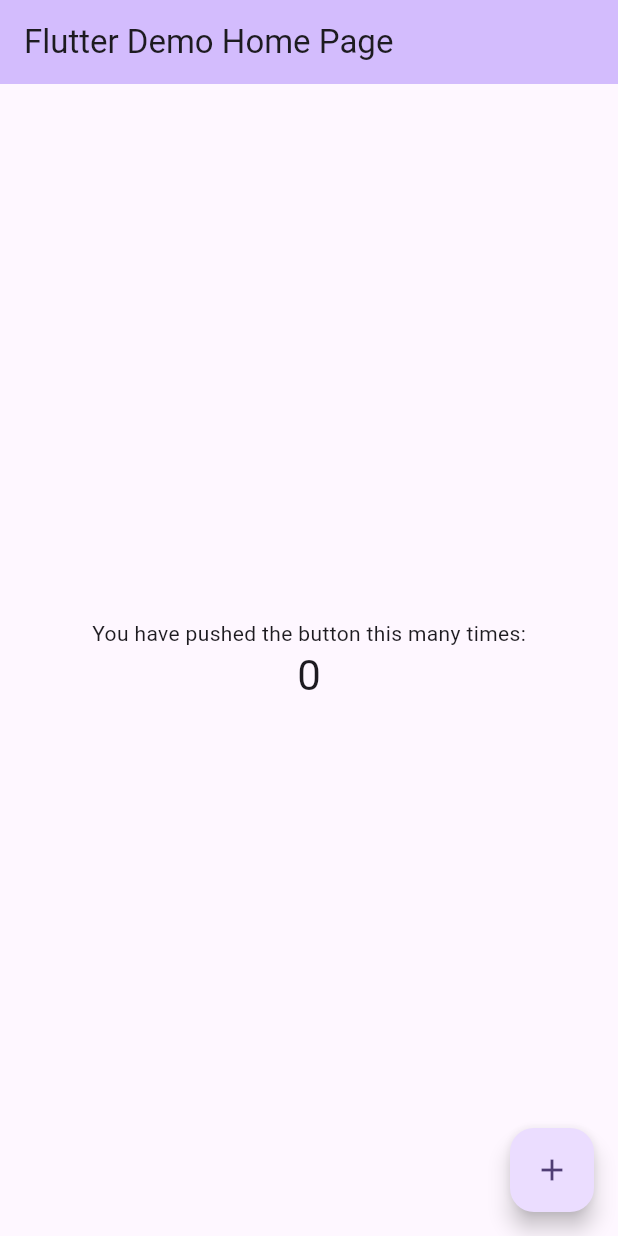
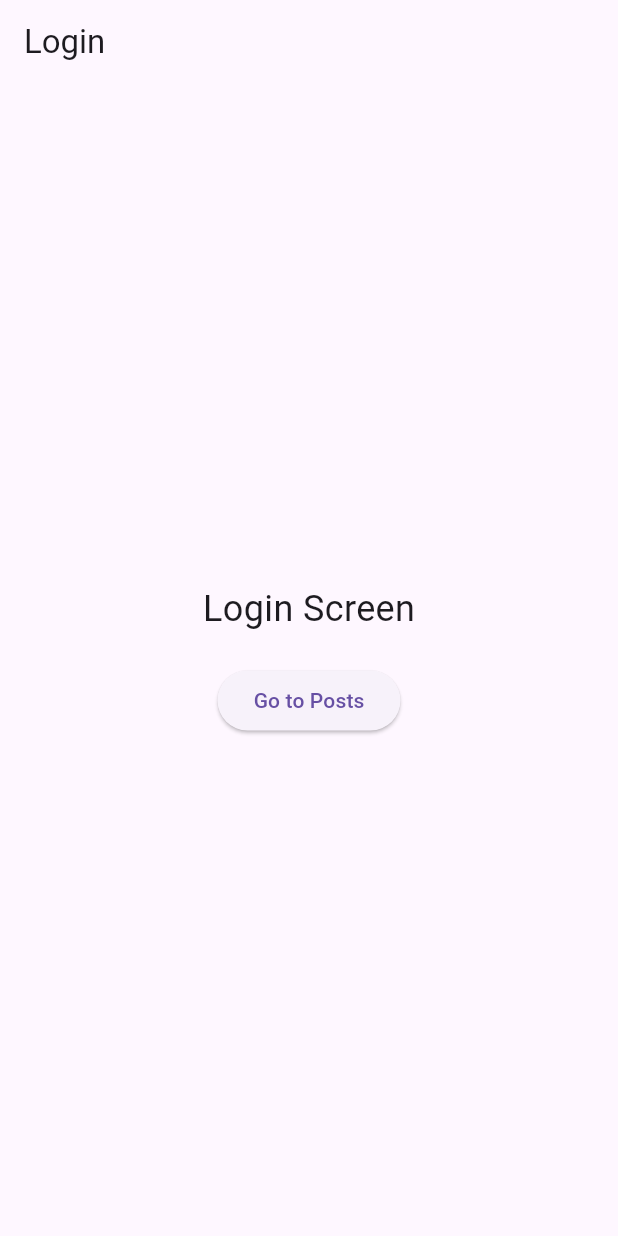
Before and after one commit to angelODev26/prueba-tecnica-flutter, a Flutter app: the screen it shows after launch, on a phone screen of 412 x 824 dp. Run offline on Flutter 3.47's test engine with Material 3 defaults, Android fonts, the phone set to English and light mode, and no system bars; our stand-ins replace flutter_dotenv, get, hive, hive_flutter; accounts and stored records are empty.

Commit message:
feat: Add API service and models for post management
- Implemented ApiService for fetching posts and post details with error handling.
- Created PostModel for representing post data with Hive serialization.
- Added local storage service for caching posts.
- Developed views for authentication, posts list, and post details.
- Introduced plugin registrant for platform-specific functionality.
- Updated build runner and Dart SDK dependencies.

```diff
--- /dev/null
+++ b/lib/features/auth/views/auth_view.dart
@@ -0,0 +1,33 @@
+import 'package:flutter/material.dart';
+import 'package:get/get.dart';
+
+class AuthView extends StatelessWidget {
+  final bool isLogin;
+
+  const AuthView({super.key, this.isLogin = true});
+
+  @override
+  Widget build(BuildContext context) {
+    return Scaffold(
+      appBar: AppBar(
+        title: Text(isLogin ? 'Login' : 'Register'),
+      ),
+      body: Center(
+        child: Column(
+          mainAxisAlignment: MainAxisAlignment.center,
+          children: [
+            Text(
+              isLogin ? 'Login Screen' : 'Register Screen',
+              style: const TextStyle(fontSize: 24),
+            ),
+            const SizedBox(height: 20),
+            ElevatedButton(
+              onPressed: () => Get.offAllNamed('/posts'),
+              child: const Text('Go to Posts'),
+            ),
+          ],
+        ),
+      ),
+    );
+  }
+}
--- a/lib/main.dart
+++ b/lib/main.dart
@@ -1,125 +1,47 @@
 import 'package:flutter/material.dart';
+import 'package:get/get.dart';
+import 'package:flutter_dotenv/flutter_dotenv.dart';
+import 'package:hive_flutter/hive_flutter.dart';
+import 'routes/app_pages.dart';
 
-void main() {
+Future<void> main() async {
+  // 1. Inicializar binding de Flutter
+  WidgetsFlutterBinding.ensureInitialized();
+
+  // 2. Cargar variables de entorno
+  await dotenv.load(fileName: ".env");
+
+  // 3. Inicializar Hive (base de datos local)
+  await Hive.initFlutter();
+
+  // 4. Registrar adaptadores (se añadirán después)
+  // Hive.registerAdapter(PostModelAdapter()); // COMENTADO POR AHORA
+
+  // 5. Abrir boxes de Hive
+  await Hive.openBox('app_settings');
+  await Hive.openBox('posts_cache');
+  await Hive.openBox('session_box');
+
+  // 6. Ejecutar la aplicación
   runApp(const MyApp());
 }
 
 class MyApp extends StatelessWidget {
   const MyApp({super.key});
 
-  // This widget is the root of your application.
   @override
   Widget build(BuildContext context) {
-    return MaterialApp(
-      title: 'Flutter Demo',
+    return GetMaterialApp(
+      title: 'Prueba Técnica',
       theme: ThemeData(
-        // This is the theme of your application.
-        //
-        // TRY THIS: Try running your application with "flutter run". You'll see
-        // the application has a purple toolbar. Then, without quitting the app,
-        // try changing the seedColor in the colorScheme below to Colors.green
-        // and then invoke "hot reload" (save your changes or press the "hot
-        // reload" button in a Flutter-supported IDE, or press "r" if you used
-        // the command line to start the app).
-        //
-        // Notice that the counter didn't reset back to zero; the application
-        // state is not lost during the reload. To reset the state, use hot
-        // restart instead.
-        //
-        // This works for code too, not just values: Most code changes can be
-        // tested with just a hot reload.
-        colorScheme: ColorScheme.fromSeed(seedColor: Colors.deepPurple),
+        primarySwatch: Colors.blue,
         useMaterial3: true,
       ),
-      home: const MyHomePage(title: 'Flutter Demo Home Page'),
+      initialRoute: AppPages.initial,
+      getPages: AppPages.routes,
+      debugShowCheckedModeBanner: false,
+      defaultTransition: Transition.cupertino,
+      transitionDuration: const Duration(milliseconds: 300),
     );
   }
 }
-
-class MyHomePage extends StatefulWidget {
-  const MyHomePage({super.key, required this.title});
-
-  // This widget is the home page of your application. It is stateful, meaning
-  // that it has a State object (defined below) that contains fields that affect
-  // how it looks.
-
-  // This class is the configuration for the state. It holds the values (in this
-  // case the title) provided by the parent (in this case the App widget) and
-  // used by the build method of the State. Fields in a Widget subclass are
-  // always marked "final".
-
-  final String title;
-
-  @override
-  State<MyHomePage> createState() => _MyHomePageState();
-}
-
-class _MyHomePageState extends State<MyHomePage> {
-  int _counter = 0;
-
-  void _incrementCounter() {
-    setState(() {
-      // This call to setState tells the Flutter framework that something has
-      // changed in this State, which causes it to rerun the build method below
-      // so that the display can reflect the updated values. If we changed
-      // _counter without calling setState(), then the build method would not be
-      // called again, and so nothing would appear to happen.
-      _counter++;
-    });
-  }
-
-  @override
-  Widget build(BuildContext context) {
-    // This method is rerun every time setState is called, for instance as done
-    // by the _incrementCounter method above.
-    //
-    // The Flutter framework has been optimized to make rerunning build methods
-    // fast, so that you can just rebuild anything that needs updating rather
-    // than having to individually change instances of widgets.
-    return Scaffold(
-      appBar: AppBar(
-        // TRY THIS: Try changing the color here to a specific color (to
-        // Colors.amber, perhaps?) and trigger a hot reload to see the AppBar
-        // change color while the other colors stay the same.
-        backgroundColor: Theme.of(context).colorScheme.inversePrimary,
-        // Here we take the value from the MyHomePage object that was created by
-        // the App.build method, and use it to set our appbar title.
-        title: Text(widget.title),
-      ),
-      body: Center(
-        // Center is a layout widget. It takes a single child and positions it
-        // in the middle of the parent.
-        child: Column(
-          // Column is also a layout widget. It takes a list of children and
-          // arranges them vertically. By default, it sizes itself to fit its
-          // children horizontally, and tries to be as tall as its parent.
-          //
-          // Column has various properties to control how it sizes itself and
-          // how it positions its children. Here we use mainAxisAlignment to
-          // center the children vertically; the main axis here is the vertical
-          // axis because Columns are vertical (the cross axis would be
-          // horizontal).
-          //
-          // TRY THIS: Invoke "debug painting" (choose the "Toggle Debug Paint"
-          // action in the IDE, or press "p" in the console), to see the
-          // wireframe for each widget.
-          mainAxisAlignment: MainAxisAlignment.center,
-          children: <Widget>[
-            const Text(
-              'You have pushed the button this many times:',
-            ),
-            Text(
-              '$_counter',
-              style: Theme.of(context).textTheme.headlineMedium,
-            ),
-          ],
-        ),
-      ),
-      floatingActionButton: FloatingActionButton(
-        onPressed: _incrementCounter,
-        tooltip: 'Increment',
-        child: const Icon(Icons.add),
-      ), // This trailing comma makes auto-formatting nicer for build methods.
-    );
-  }
-}
--- a/lib/routes/app_pages.dart
+++ b/lib/routes/app_pages.dart
@@ -0,0 +1,49 @@
+import 'package:get/get.dart';
+import '../features/auth/views/auth_view.dart';
+import '../features/posts/views/posts_view.dart';
+import '../features/post_detail/views/post_detail_view.dart';
+import 'app_routes.dart';
+
+class AppPages {
+  static const initial = AppRoutes.auth;
+
+  static final routes = [
+    // Auth
+    GetPage(
+      name: AppRoutes.auth,
+      page: () => const AuthView(),
+      transition: Transition.fadeIn,
+      transitionDuration: const Duration(milliseconds: 300),
+    ),
+
+    // Login
+    GetPage(
+      name: AppRoutes.login,
+      page: () => const AuthView(isLogin: true),
+    ),
+
+    // Register
+    GetPage(
+      name: AppRoutes.register,
+      page: () => const AuthView(isLogin: false),
+    ),
+
+    // Post List
+    GetPage(
+      name: AppRoutes.posts,
+      page: () => const PostsView(),
+      transition: Transition.rightToLeft,
+      transitionDuration: const Duration(milliseconds: 400),
+    ),
+
+    // Post Detail
+    GetPage(
+      name: AppRoutes.postDetail,
+      page: () {
+        final id = Get.parameters['id'];
+        return PostDetailView(postId: int.tryParse(id ?? '0') ?? 0);
+      },
+      transition: Transition.cupertino,
+    ),
+  ];
+}
--- a/lib/routes/app_routes.dart
+++ b/lib/routes/app_routes.dart
@@ -0,0 +1,24 @@
+abstract class AppRoutes {
+  // Rutas principales
+  static const String initial = '/';
+  static const String auth = '/auth';
+  static const String home = '/home';
+
+  // Subrutas de autenticación
+  static const String login = '$auth/login';
+  static const String register = '$auth/register';
+
+  // Rutas de posts
+  static const String posts = '/posts';
+  static const String postDetail = '$posts/:id';
+  static const String postCreate = '$posts/create';
+  static const String postEdit = '$posts/edit/:id';
+
+  // Rutas de perfil
+  static const String profile = '/profile';
+  static const String settings = '/settings';
+
+  // Métodos de ayuda
+  static String getPostDetailPath(int id) => '$posts/$id';
+  static String getPostEditPath(int id) => '$posts/edit/$id';
+}
```
Also changed, not shown: analysis_options.yaml (+16 -23 lines), lib/core/constants/api_constants.dart (+34 -0 lines), lib/core/services/api_service.dart (added, +89 -0 lines), lib/data/models/post_model.dart (added, +39 -0 lines), lib/features/post_detail/views/post_detail_view.dart (added, +59 -0 lines), lib/features/posts/views/posts_view.dart (added, +50 -0 lines), pubspec.yaml (+29 -72 lines), lib/core/services/local_storage_service.dart (added), lib/data/models/post_model.g.dart (added), 4 other files.
